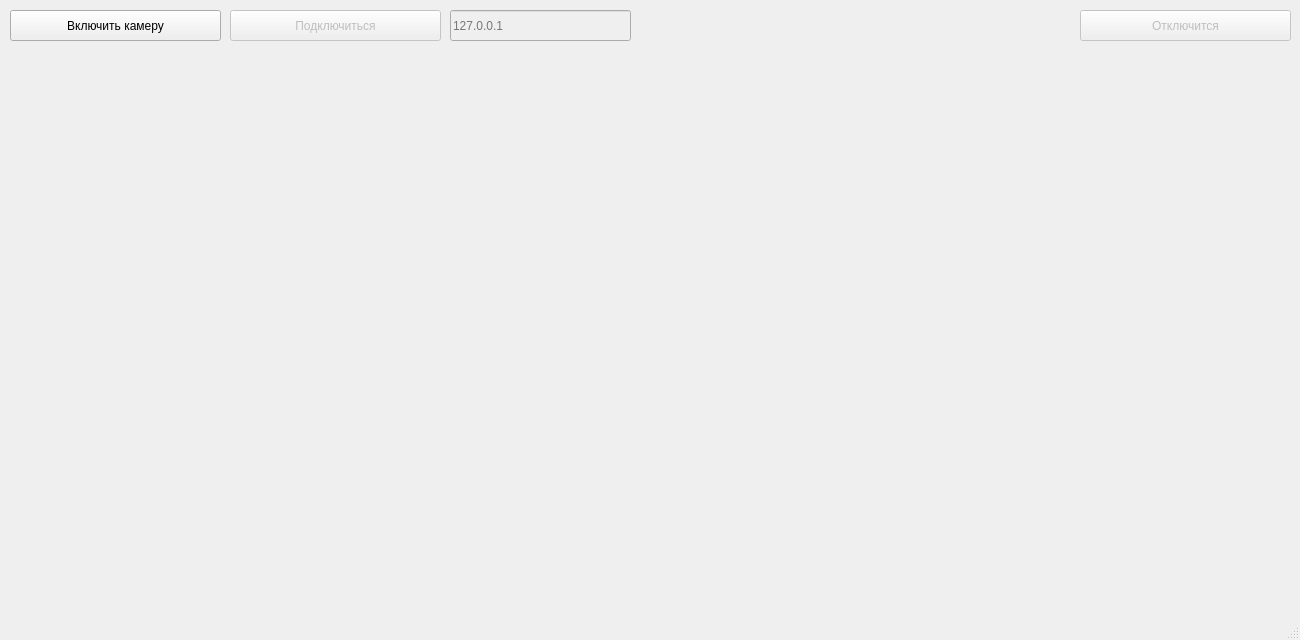
GarnikOriginal/talks_proto, file widgets/main.ui: the form before one commit.
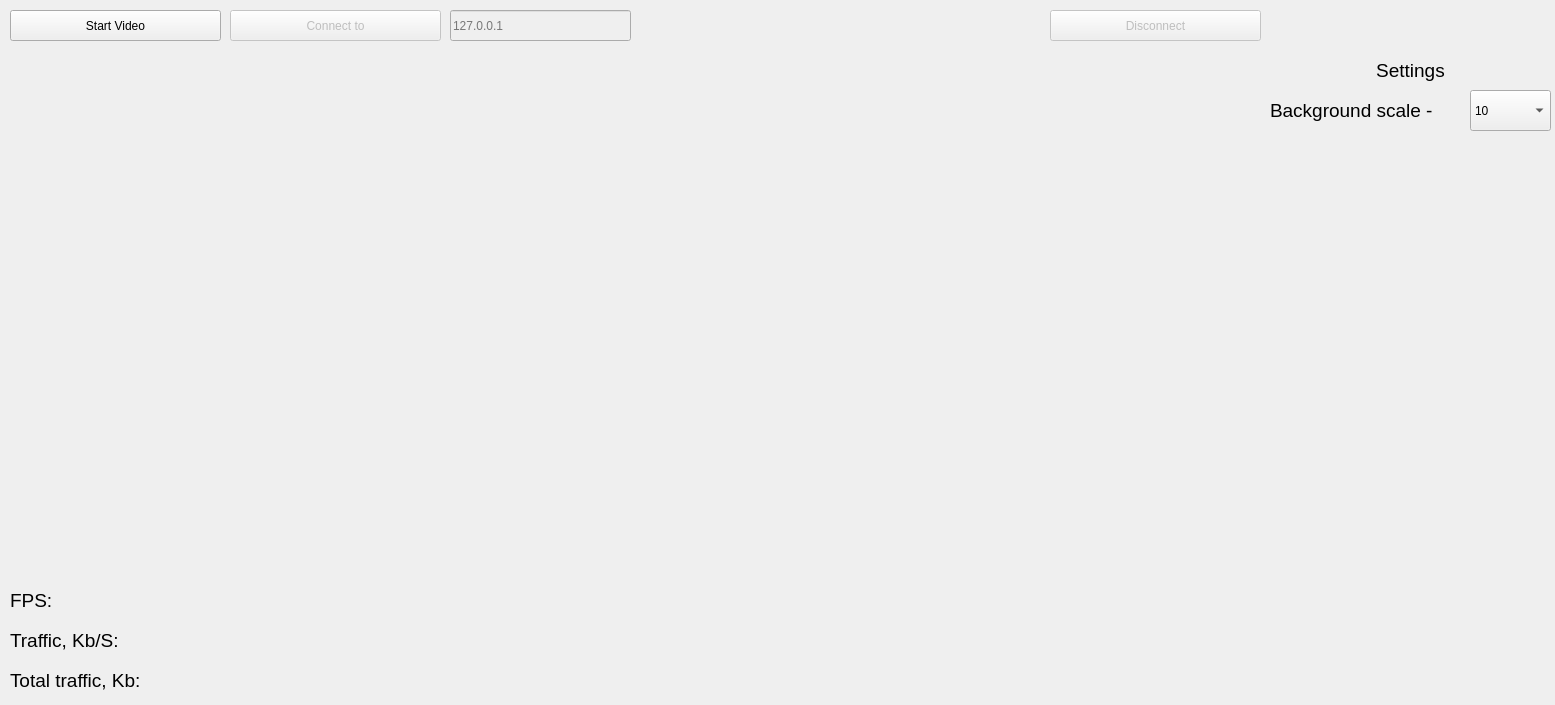
The form after the commit.

Commit message: Add traffic counter

Patch:
```diff
--- a/widgets/main.ui
+++ b/widgets/main.ui
@@ -6,10 +6,16 @@
    <rect>
     <x>0</x>
     <y>0</y>
-    <width>1300</width>
-    <height>640</height>
+    <width>1555</width>
+    <height>705</height>
    </rect>
   </property>
+  <property name="sizePolicy">
+   <sizepolicy hsizetype="Ignored" vsizetype="Ignored">
+    <horstretch>0</horstretch>
+    <verstretch>0</verstretch>
+   </sizepolicy>
+  </property>
   <property name="windowTitle">
    <string/>
   </property>
@@ -24,7 +30,7 @@
      </rect>
     </property>
     <property name="text">
-     <string>Включить камеру</string>
+     <string>Start Video</string>
     </property>
    </widget>
    <widget class="QPushButton" name="pushButtonConnect">
@@ -40,7 +46,7 @@
      </rect>
     </property>
     <property name="text">
-     <string>Подключиться</string>
+     <string>Connect to</string>
     </property>
    </widget>
    <widget class="QWidget" name="gridLayoutWidget">
@@ -48,7 +54,7 @@
      <rect>
       <x>10</x>
       <y>50</y>
-      <width>1281</width>
+      <width>1251</width>
       <height>531</height>
      </rect>
     </property>
@@ -83,28 +89,205 @@
     </property>
     <property name="geometry">
      <rect>
-      <x>1080</x>
+      <x>1050</x>
       <y>10</y>
       <width>211</width>
       <height>31</height>
      </rect>
     </property>
     <property name="text">
-     <string>Отключится</string>
+     <string>Disconnect</string>
     </property>
    </widget>
+   <widget class="QLabel" name="labelFpsTitle">
+    <property name="geometry">
+     <rect>
+      <x>10</x>
+      <y>580</y>
+      <width>51</width>
+      <height>41</height>
+     </rect>
+    </property>
+    <property name="font">
+     <font>
+      <pointsize>14</pointsize>
+     </font>
+    </property>
+    <property name="text">
+     <string>FPS:</string>
+    </property>
+   </widget>
+   <widget class="QLabel" name="labelFpsValue">
+    <property name="geometry">
+     <rect>
+      <x>60</x>
+      <y>580</y>
+      <width>1491</width>
+      <height>41</height>
+     </rect>
+    </property>
+    <property name="font">
+     <font>
+      <pointsize>14</pointsize>
+     </font>
+    </property>
+    <property name="text">
+     <string/>
+    </property>
+   </widget>
+   <widget class="QLabel" name="labelTrafficValue">
+    <property name="geometry">
+     <rect>
+      <x>150</x>
+      <y>620</y>
+      <width>1401</width>
+      <height>41</height>
+     </rect>
+    </property>
+    <property name="font">
+     <font>
+      <pointsize>14</pointsize>
+     </font>
+    </property>
+    <property name="text">
+     <string/>
+    </property>
+   </widget>
+   <widget class="QLabel" name="labelTrafficTitle">
+    <property name="geometry">
+     <rect>
+      <x>10</x>
+      <y>620</y>
+      <width>141</width>
+      <height>41</height>
+     </rect>
+    </property>
+    <property name="font">
+     <font>
+      <pointsize>14</pointsize>
+     </font>
+    </property>
+    <property name="text">
+     <string>Traffic, Kb/S:</string>
+    </property>
+   </widget>
+   <widget class="QLabel" name="labelTotalTrafficTitle">
+    <property name="geometry">
+     <rect>
+      <x>10</x>
+      <y>660</y>
+      <width>171</width>
+      <height>41</height>
+     </rect>
+    </property>
+    <property name="font">
+     <font>
+      <pointsize>14</pointsize>
+     </font>
+    </property>
+    <property name="text">
+     <string>Total traffic, Kb:</string>
+    </property>
+   </widget>
+   <widget class="QLabel" name="labelTotalTrafficValue">
+    <property name="geometry">
+     <rect>
+      <x>180</x>
+      <y>660</y>
+      <width>1371</width>
+      <height>41</height>
+     </rect>
+    </property>
+    <property name="font">
+     <font>
+      <pointsize>14</pointsize>
+     </font>
+    </property>
+    <property name="text">
+     <string/>
+    </property>
+   </widget>
+   <widget class="QLabel" name="labelBGScale">
+    <property name="geometry">
+     <rect>
+      <x>1270</x>
+      <y>90</y>
+      <width>201</width>
+      <height>41</height>
+     </rect>
+    </property>
+    <property name="font">
+     <font>
+      <pointsize>14</pointsize>
+     </font>
+    </property>
+    <property name="text">
+     <string>Background scale - </string>
+    </property>
+   </widget>
+   <widget class="QComboBox" name="comboBox">
+    <property name="geometry">
+     <rect>
+      <x>1470</x>
+      <y>90</y>
+      <width>81</width>
+      <height>41</height>
+     </rect>
+    </property>
+    <property name="currentText">
+     <string>10</string>
+    </property>
+    <property name="insertPolicy">
+     <enum>QComboBox::NoInsert</enum>
+    </property>
+    <item>
+     <property name="text">
+      <string>10</string>
+     </property>
+    </item>
+    <item>
+     <property name="text">
+      <string>5</string>
+     </property>
+    </item>
+    <item>
+     <property name="text">
+      <string>4</string>
+     </property>
+    </item>
+    <item>
+     <property name="text">
+      <string>2</string>
+     </property>
+    </item>
+    <item>
+     <property name="text">
+      <string>1</string>
+     </property>
+    </item>
+   </widget>
+   <widget class="QLabel" name="labelSettings">
+    <property name="geometry">
+     <rect>
+      <x>1270</x>
+      <y>50</y>
+      <width>281</width>
+      <height>41</height>
+     </rect>
+    </property>
+    <property name="font">
+     <font>
+      <pointsize>14</pointsize>
+     </font>
+    </property>
+    <property name="text">
+     <string>Settings</string>
+    </property>
+    <property name="alignment">
+     <set>Qt::AlignCenter</set>
+    </property>
+   </widget>
   </widget>
-  <widget class="QMenuBar" name="menubar">
-   <property name="geometry">
-    <rect>
-     <x>0</x>
-     <y>0</y>
-     <width>1300</width>
-     <height>26</height>
-    </rect>
-   </property>
-  </widget>
-  <widget class="QStatusBar" name="statusbar"/>
  </widget>
  <resources/>
  <connections/>
```
The commit also changes 7 other files.
